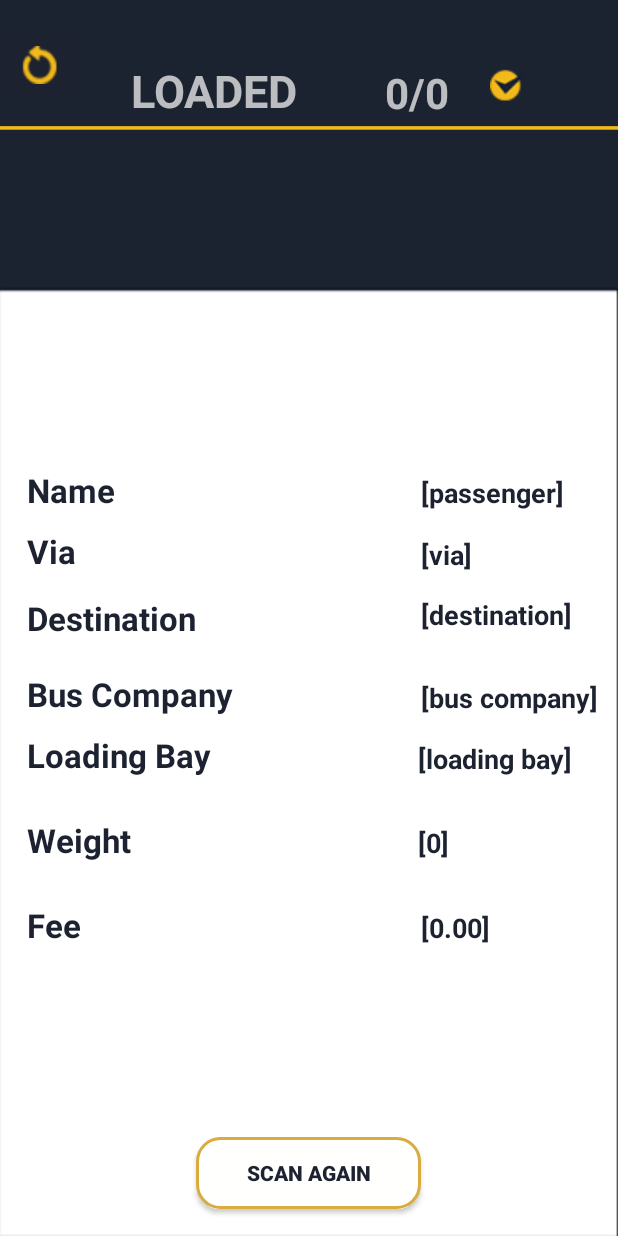
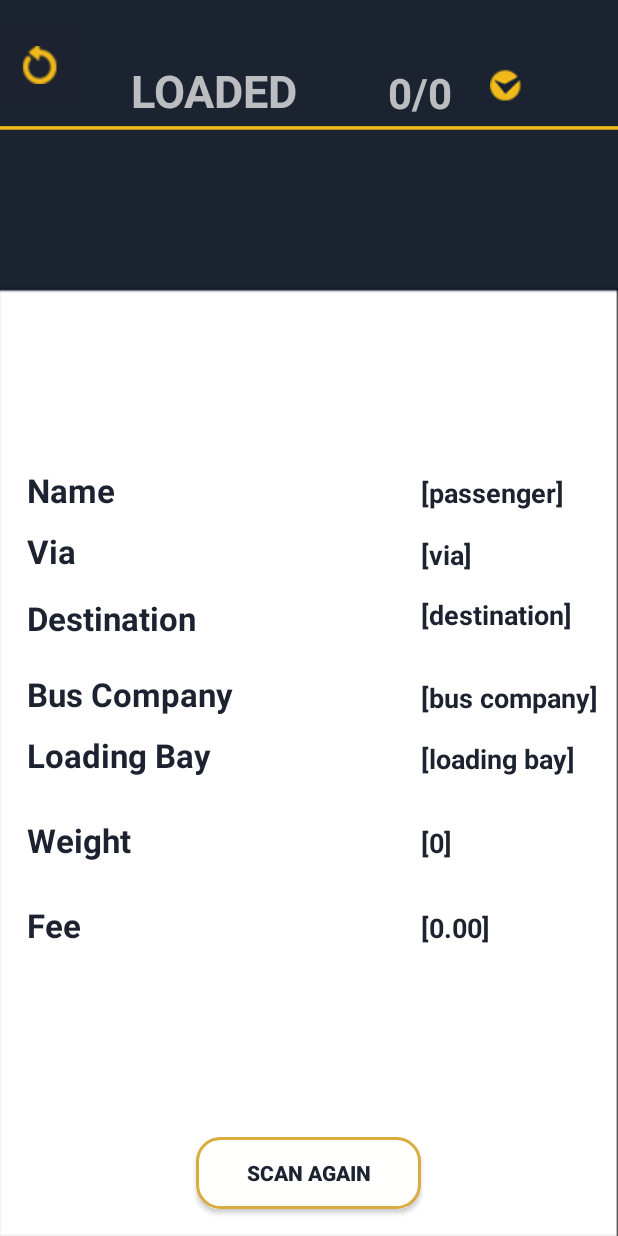
Before and after one commit to jmrequioma/qrcodescanner, an Android app: the layout activity_display.xml on its own in the app's theme, with its tools: preview values and no code run, on a phone screen of 412 x 824 dp. Run offline under Robolectric (Android 15) with nearby library versions, the phone set to English and light mode, and no system bars.

Commit message:
aligned the values

```diff
--- a/app/src/main/res/layout/activity_display.xml
+++ b/app/src/main/res/layout/activity_display.xml
@@ -109,8 +109,9 @@
             android:id="@+id/loading_value"
             android:layout_width="wrap_content"
             android:layout_height="wrap_content"
+            android:gravity="left"
             android:layout_alignBottom="@+id/loading_label"
-            android:layout_alignEnd="@+id/destination_value"
+            android:layout_alignStart="@+id/bus_value"
             android:text="@string/loading_value"
             android:textColor="@color/colorPrimaryDark"
             android:textSize="18sp"
@@ -223,8 +224,8 @@
             android:layout_alignEnd="@+id/via_label"
             android:layout_alignParentTop="true"
             android:layout_marginTop="18dp"
+            android:background="@color/colorPrimaryDark"
             android:onClick="refreshStat"
-            android:background="@color/colorPrimaryDark"
             android:src="@drawable/ic_refresh" />
 
         <ImageView
```
